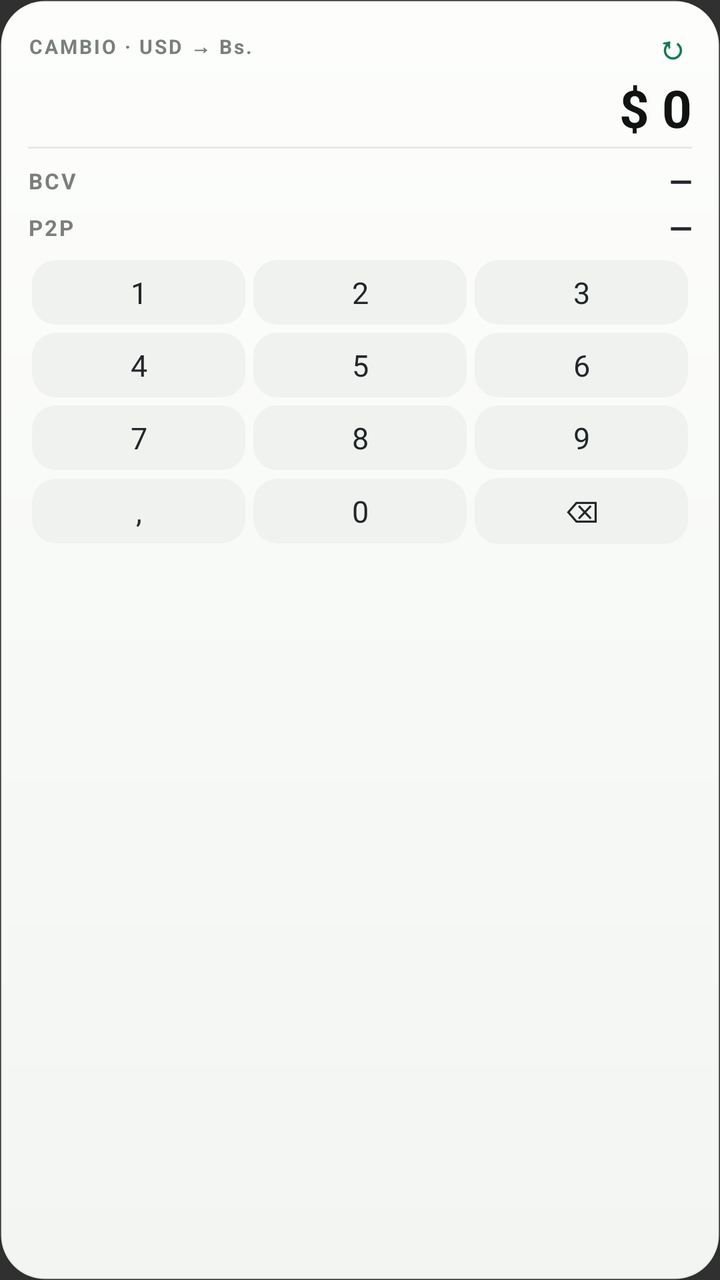
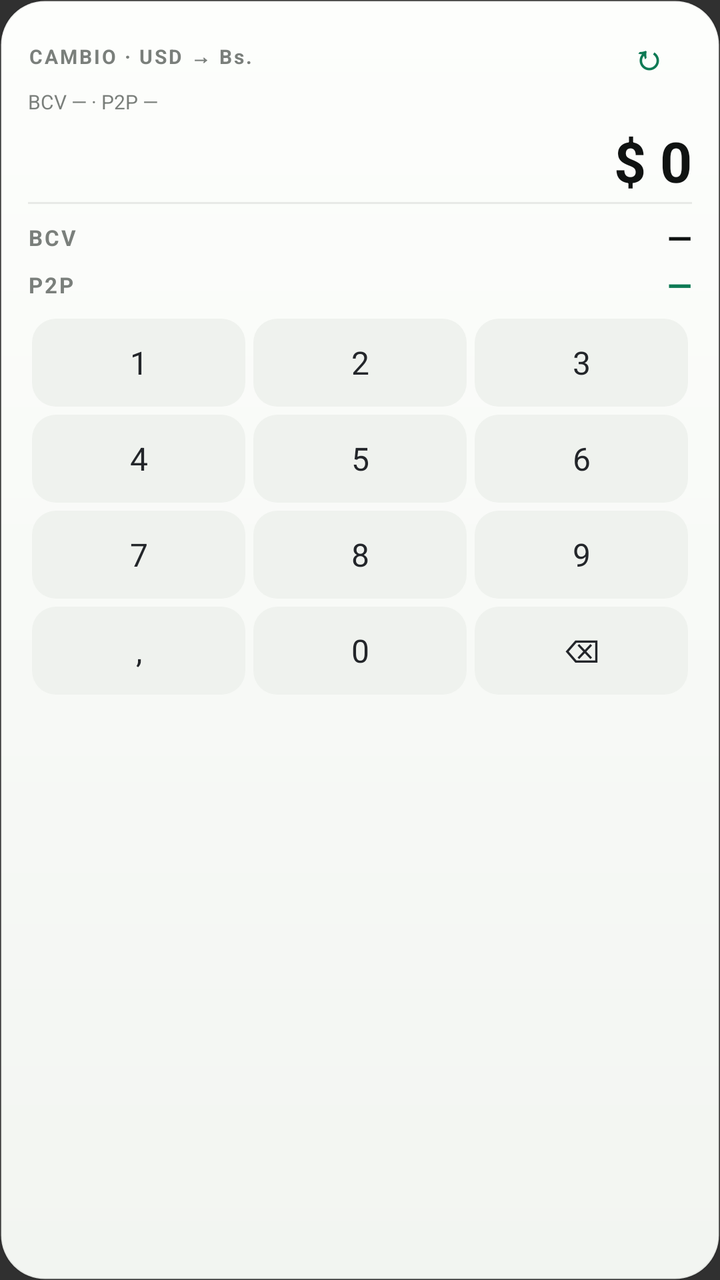

Two renders of the same Android screen: before a commit and after it. Below are the layout's source before the change and the commit's diff.
<!-- AndroidManifest.xml: application theme Theme.Tubolsillo -->
<!-- res/layout/widget_rates.xml -->
<?xml version="1.0" encoding="utf-8"?>
<LinearLayout xmlns:android="http://schemas.android.com/apk/res/android"
    android:id="@+id/widget_root"
    android:layout_width="match_parent"
    android:layout_height="match_parent"
    android:orientation="vertical"
    android:paddingLeft="14dp"
    android:paddingRight="14dp"
    android:paddingTop="12dp"
    android:paddingBottom="10dp"
    android:background="@drawable/widget_background">

    <LinearLayout
        android:layout_width="match_parent"
        android:layout_height="wrap_content"
        android:orientation="horizontal"
        android:gravity="center_vertical">

        <TextView
            android:id="@+id/widget_title"
            android:layout_width="0dp"
            android:layout_height="wrap_content"
            android:layout_weight="1"
            android:text="CAMBIO · USD → Bs."
            android:letterSpacing="0.10"
            android:textColor="#FF7A7F7B"
            android:textSize="10sp"
            android:textStyle="bold" />

        <TextView
            android:id="@+id/widget_refresh"
            android:layout_width="wrap_content"
            android:layout_height="wrap_content"
            android:paddingLeft="12dp"
            android:paddingRight="2dp"
            android:text="↻"
            android:textColor="#FF0E7A54"
            android:textSize="16sp"
            android:textStyle="bold" />
    </LinearLayout>

    <TextView
        android:id="@+id/widget_input"
        android:layout_width="match_parent"
        android:layout_height="wrap_content"
        android:layout_marginTop="2dp"
        android:gravity="end"
        android:text="$ 0"
        android:textColor="#FF101312"
        android:textSize="26sp"
        android:textStyle="bold" />

    
    <TextView
        android:layout_width="match_parent"
        android:layout_height="1dp"
        android:layout_marginTop="2dp"
        android:layout_marginBottom="6dp"
        android:background="#14000000"
        android:includeFontPadding="false" />

    <LinearLayout
        android:layout_width="match_parent"
        android:layout_height="wrap_content"
        android:orientation="horizontal"
        android:gravity="center_vertical">

        <TextView style="@style/WidgetRateLabel" android:text="BCV" />
        <TextView android:id="@+id/widget_bcv" style="@style/WidgetRateValue" android:text="—" />
    </LinearLayout>

    <LinearLayout
        android:layout_width="match_parent"
        android:layout_height="wrap_content"
        android:orientation="horizontal"
        android:gravity="center_vertical"
        android:paddingTop="3dp"
        android:paddingBottom="2dp">

        <TextView style="@style/WidgetRateLabel" android:text="P2P" />
        <TextView android:id="@+id/widget_p2p" style="@style/WidgetRateValue" android:text="—" />
    </LinearLayout>

    
    <LinearLayout android:layout_width="match_parent" android:layout_height="wrap_content" android:orientation="horizontal">
        <TextView android:id="@+id/key_1" style="@style/WidgetKey" android:text="1" />
        <TextView android:id="@+id/key_2" style="@style/WidgetKey" android:text="2" />
        <TextView android:id="@+id/key_3" style="@style/WidgetKey" android:text="3" />
    </LinearLayout>

    <LinearLayout android:layout_width="match_parent" android:layout_height="wrap_content" android:orientation="horizontal">
        <TextView android:id="@+id/key_4" style="@style/WidgetKey" android:text="4" />
        <TextView android:id="@+id/key_5" style="@style/WidgetKey" android:text="5" />
        <TextView android:id="@+id/key_6" style="@style/WidgetKey" android:text="6" />
    </LinearLayout>

    <LinearLayout android:layout_width="match_parent" android:layout_height="wrap_content" android:orientation="horizontal">
        <TextView android:id="@+id/key_7" style="@style/WidgetKey" android:text="7" />
        <TextView android:id="@+id/key_8" style="@style/WidgetKey" android:text="8" />
        <TextView android:id="@+id/key_9" style="@style/WidgetKey" android:text="9" />
    </LinearLayout>

    <LinearLayout android:layout_width="match_parent" android:layout_height="wrap_content" android:orientation="horizontal">
        <TextView android:id="@+id/key_comma" style="@style/WidgetKey" android:text="," />
        <TextView android:id="@+id/key_0" style="@style/WidgetKey" android:text="0" />
        <TextView android:id="@+id/key_del" style="@style/WidgetKey" android:text="⌫" />
    </LinearLayout>
</LinearLayout>
<!-- resources referenced by this layout -->
<resources>
  <!-- drawable widget_background (drawable) -->
  <?xml version="1.0" encoding="utf-8"?>
  <shape xmlns:android="http://schemas.android.com/apk/res/android" android:shape="rectangle">
      <gradient android:startColor="#FFFDFEFC" android:endColor="#FFF2F5F1" android:angle="270" />
      <corners android:radius="22dp" />
      <stroke android:width="1dp" android:color="#14000000" />
  </shape>
  <style name="WidgetKey">
          <item name="android:layout_width">0dp</item>
          <item name="android:layout_height">wrap_content</item>
          <item name="android:layout_weight">1</item>
          <item name="android:layout_marginLeft">2dp</item>
          <item name="android:layout_marginRight">2dp</item>
          <item name="android:layout_marginTop">4dp</item>
          <item name="android:gravity">center</item>
          <item name="android:paddingTop">6dp</item>
          <item name="android:paddingBottom">6dp</item>
          <item name="android:background">@drawable/widget_key</item>
          <item name="android:textColor">#FF23262A</item>
          <item name="android:textSize">15sp</item>
      </style>
  <style name="WidgetRateLabel">
          <item name="android:layout_width">wrap_content</item>
          <item name="android:layout_height">wrap_content</item>
          <item name="android:layout_marginEnd">8dp</item>
          <item name="android:textColor">#FF7A7F7B</item>
          <item name="android:textSize">11sp</item>
          <item name="android:letterSpacing">0.08</item>
          <item name="android:textStyle">bold</item>
      </style>
  <style name="WidgetRateValue">
          <item name="android:layout_width">0dp</item>
          <item name="android:layout_height">wrap_content</item>
          <item name="android:layout_weight">1</item>
          <item name="android:gravity">end</item>
          <item name="android:textColor">#FF23262A</item>
          <item name="android:textSize">15sp</item>
          <item name="android:textStyle">bold</item>
      </style>
  <style name="Theme.Tubolsillo" parent="android:Theme.Material.NoActionBar" />
  <!-- drawable widget_key (drawable) -->
  <?xml version="1.0" encoding="utf-8"?>
  <shape xmlns:android="http://schemas.android.com/apk/res/android" android:shape="rectangle">
      <solid android:color="#FFEFF2EE" />
      <corners android:radius="12dp" />
  </shape>
</resources>

<!-- the commit's change to res/layout/widget_rates.xml (unified diff, before → after) -->
@@ -4,12 +4,13 @@
     android:layout_width="match_parent"
     android:layout_height="match_parent"
     android:orientation="vertical"
-    android:paddingLeft="14dp"
-    android:paddingRight="14dp"
+    android:paddingStart="14dp"
+    android:paddingEnd="14dp"
     android:paddingTop="12dp"
     android:paddingBottom="10dp"
     android:background="@drawable/widget_background">
 
+    
     <LinearLayout
         android:layout_width="match_parent"
         android:layout_height="wrap_content"
@@ -23,34 +24,42 @@
             android:layout_weight="1"
             android:text="CAMBIO · USD → Bs."
             android:letterSpacing="0.10"
-            android:textColor="#FF7A7F7B"
+            android:textColor="#7A7F7B"
             android:textSize="10sp"
             android:textStyle="bold" />
 
         <TextView
             android:id="@+id/widget_refresh"
-            android:layout_width="wrap_content"
-            android:layout_height="wrap_content"
-            android:paddingLeft="12dp"
-            android:paddingRight="2dp"
+            android:layout_width="44dp"
+            android:layout_height="32dp"
+            android:gravity="center"
             android:text="↻"
-            android:textColor="#FF0E7A54"
-            android:textSize="16sp"
+            android:textColor="#0E7A54"
+            android:textSize="17sp"
             android:textStyle="bold" />
     </LinearLayout>
 
+    
+    <TextView
+        android:id="@+id/widget_rates"
+        android:layout_width="match_parent"
+        android:layout_height="wrap_content"
+        android:text="BCV — · P2P —"
+        android:textColor="#7A7F7B"
+        android:textSize="10sp" />
+
+    
     <TextView
         android:id="@+id/widget_input"
         android:layout_width="match_parent"
         android:layout_height="wrap_content"
-        android:layout_marginTop="2dp"
+        android:layout_marginTop="4dp"
         android:gravity="end"
         android:text="$ 0"
-        android:textColor="#FF101312"
-        android:textSize="26sp"
+        android:textColor="#101312"
+        android:textSize="28sp"
         android:textStyle="bold" />
 
-    
     <TextView
         android:layout_width="match_parent"
         android:layout_height="1dp"
@@ -59,14 +68,33 @@
         android:background="#14000000"
         android:includeFontPadding="false" />
 
+    
     <LinearLayout
         android:layout_width="match_parent"
         android:layout_height="wrap_content"
         android:orientation="horizontal"
         android:gravity="center_vertical">
 
-        <TextView style="@style/WidgetRateLabel" android:text="BCV" />
-        <TextView android:id="@+id/widget_bcv" style="@style/WidgetRateValue" android:text="—" />
+        <TextView
+            android:layout_width="wrap_content"
+            android:layout_height="wrap_content"
+            android:layout_marginEnd="8dp"
+            android:letterSpacing="0.08"
+            android:text="BCV"
+            android:textColor="#7A7F7B"
+            android:textSize="11sp"
+            android:textStyle="bold" />
+
+        <TextView
+            android:id="@+id/widget_bcv"
+            android:layout_width="0dp"
+            android:layout_height="wrap_content"
+            android:layout_weight="1"
+            android:gravity="end"
+            android:text="—"
+            android:textColor="#101312"
+            android:textSize="16sp"
+            android:textStyle="bold" />
     </LinearLayout>
 
     <LinearLayout
@@ -74,11 +102,29 @@
         android:layout_height="wrap_content"
         android:orientation="horizontal"
         android:gravity="center_vertical"
-        android:paddingTop="3dp"
+        android:paddingTop="2dp"
         android:paddingBottom="2dp">
 
-        <TextView style="@style/WidgetRateLabel" android:text="P2P" />
-        <TextView android:id="@+id/widget_p2p" style="@style/WidgetRateValue" android:text="—" />
+        <TextView
+            android:layout_width="wrap_content"
+            android:layout_height="wrap_content"
+            android:layout_marginEnd="8dp"
+            android:letterSpacing="0.08"
+            android:text="P2P"
+            android:textColor="#7A7F7B"
+            android:textSize="11sp"
+            android:textStyle="bold" />
+
+        <TextView
+            android:id="@+id/widget_p2p"
+            android:layout_width="0dp"
+            android:layout_height="wrap_content"
+            android:layout_weight="1"
+            android:gravity="end"
+            android:text="—"
+            android:textColor="#0E7A54"
+            android:textSize="16sp"
+            android:textStyle="bold" />
     </LinearLayout>
 
     
<!-- resource entries referenced after the edit -->
@@ -9,35 +9,15 @@
   </shape>
   <style name="WidgetKey">
           <item name="android:layout_width">0dp</item>
-          <item name="android:layout_height">wrap_content</item>
+          <item name="android:layout_height">44dp</item>
           <item name="android:layout_weight">1</item>
           <item name="android:layout_marginLeft">2dp</item>
           <item name="android:layout_marginRight">2dp</item>
           <item name="android:layout_marginTop">4dp</item>
           <item name="android:gravity">center</item>
-          <item name="android:paddingTop">6dp</item>
-          <item name="android:paddingBottom">6dp</item>
           <item name="android:background">@drawable/widget_key</item>
-          <item name="android:textColor">#FF23262A</item>
-          <item name="android:textSize">15sp</item>
-      </style>
-  <style name="WidgetRateLabel">
-          <item name="android:layout_width">wrap_content</item>
-          <item name="android:layout_height">wrap_content</item>
-          <item name="android:layout_marginEnd">8dp</item>
-          <item name="android:textColor">#FF7A7F7B</item>
-          <item name="android:textSize">11sp</item>
-          <item name="android:letterSpacing">0.08</item>
-          <item name="android:textStyle">bold</item>
-      </style>
-  <style name="WidgetRateValue">
-          <item name="android:layout_width">0dp</item>
-          <item name="android:layout_height">wrap_content</item>
-          <item name="android:layout_weight">1</item>
-          <item name="android:gravity">end</item>
-          <item name="android:textColor">#FF23262A</item>
-          <item name="android:textSize">15sp</item>
-          <item name="android:textStyle">bold</item>
+          <item name="android:textColor">#23262A</item>
+          <item name="android:textSize">16sp</item>
       </style>
   <style name="Theme.Tubolsillo" parent="android:Theme.Material.NoActionBar" />
   <!-- drawable widget_key (drawable) -->
